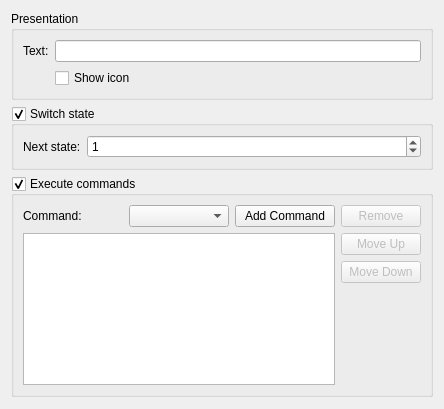
First picture: the form in plugins/Commands/Dialog/createdialogcommandwidget.ui, repository KDE/simon, before the edit.
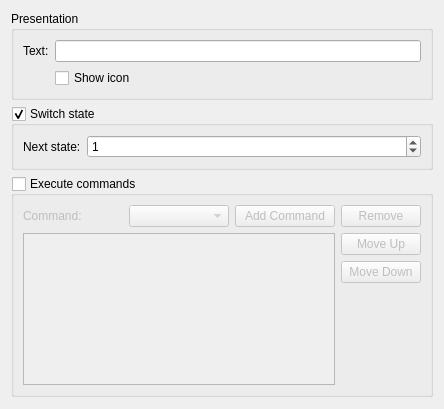
Second picture: the form after the edit. Custom widgets are drawn as their Qt base class.

Commit message: Dialog commands can now be removed

Patch:
```diff
--- a/plugins/Commands/Dialog/createdialogcommandwidget.ui
+++ b/plugins/Commands/Dialog/createdialogcommandwidget.ui
@@ -77,6 +77,9 @@
      <property name="checkable">
       <bool>true</bool>
      </property>
+     <property name="checked">
+      <bool>false</bool>
+     </property>
      <layout class="QHBoxLayout" name="horizontalLayout_2">
       <item>
        <layout class="QVBoxLayout" name="verticalLayout_2">
```
The commit also changes 6 other files.
